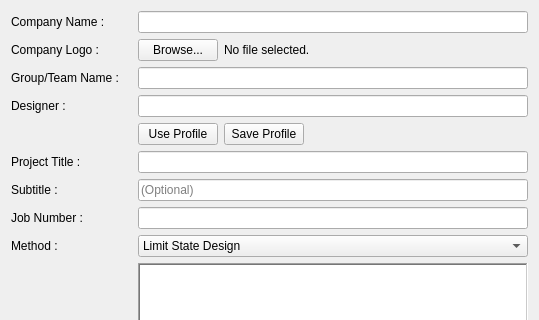
Before: the Qt Designer form Connections/Shear/Finplate/summary_popup.ui in deepa-chaudhari/OsdagLive, drawn with Qt 5; both pictures show x 0 to 539 and y 0 to 320 of the 539 by 595 pixel window.
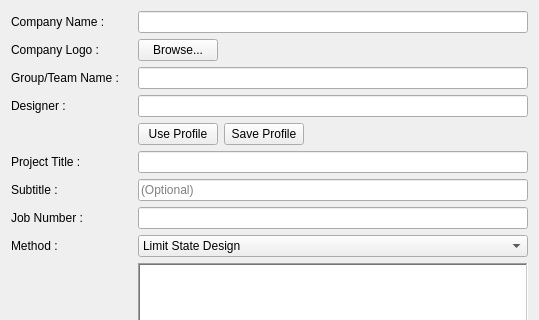
After: the same form once the commit is applied.

Patch:
```diff
--- a/Connections/Shear/Finplate/summary_popup.ui
+++ b/Connections/Shear/Finplate/summary_popup.ui
@@ -52,7 +52,7 @@
      <item>
       <widget class="QLabel" name="lbl_browse">
        <property name="text">
-        <string>No file selected.</string>
+        <string/>
        </property>
       </widget>
      </item>
```
Left out of the diff: 18 changed lines with no effect on the pictures.
